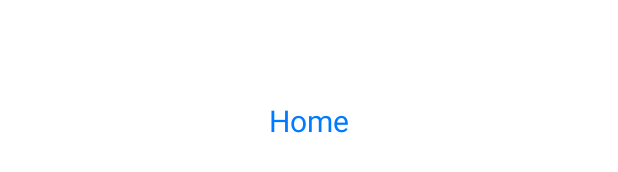
After one commit to arpitmx/Sigmo-Android, an Android app: the layout fragment_home_.xml on its own in the app's theme, with its tools: preview values and no code run, on a phone screen of 412 x 824 dp. The commit adds this screen. Shown: the part 498-670 px from the top of the screen. Run offline under Robolectric (Android 15) with nearby library versions, the phone set to English and light mode, and no system bars.

Commit message:
Adding bottom navigation bars and sub sections of people

```diff
--- a/app/build.gradle
+++ b/app/build.gradle
@@ -36,6 +36,9 @@ dependencies {
     implementation 'androidx.constraintlayout:constraintlayout:2.0.4'
     implementation 'com.google.firebase:firebase-database:20.0.0'
     implementation 'org.jetbrains:annotations:15.0'
+    implementation 'androidx.navigation:navigation-fragment:2.3.5'
+    implementation 'androidx.navigation:navigation-ui:2.3.5'
+    implementation 'androidx.legacy:legacy-support-v4:1.0.0'
     testImplementation 'junit:junit:4.13.2'
     implementation 'com.google.android.material:material:1.3.0'
     androidTestImplementation 'androidx.test.ext:junit:1.1.3'
--- a/app/src/main/java/com/bitpolarity/spotifytestapp/OnClearFromRecentService.java
+++ b/app/src/main/java/com/bitpolarity/spotifytestapp/OnClearFromRecentService.java
@@ -6,6 +6,8 @@ import android.content.SharedPreferences;
 import android.os.IBinder;
 import android.util.Log;
 import android.widget.Toast;
+
+import java.util.function.ToDoubleBiFunction;
 
 public class OnClearFromRecentService extends Service {
 
@@ -50,6 +52,8 @@ public class OnClearFromRecentService extends Service {
 
     @Override
     public void onTaskRemoved(Intent rootIntent) {
+        //TODO BUG1 : ONLINE STATUS NOT CHANGING IN SOME MODELS
+
         Log.e(LOG, "App closed completly!");
         dbHolder.setStatus(0);
         Toast.makeText(getBaseContext(), "Sigmo Closed forcefly", Toast.LENGTH_LONG).show();
--- a/app/src/main/java/com/bitpolarity/spotifytestapp/SongDetails.java
+++ b/app/src/main/java/com/bitpolarity/spotifytestapp/SongDetails.java
@@ -105,7 +105,7 @@ public class SongDetails {
                                 }
 
 
-                                db_handler.setSong_Details(posterUrl,artistName,albumName,trackName, trackLengthInSec);
+                                db_handler.setSong_Details(trackId,posterUrl,artistName,albumName,trackName, trackLengthInSec);
                                 Log.d("SongDetails", "Poster URL: "+posterUrl);
                             }
 
--- a/app/src/main/java/com/bitpolarity/spotifytestapp/TempDataHolder.java
+++ b/app/src/main/java/com/bitpolarity/spotifytestapp/database_related/TempDataHolder.java
@@ -1,4 +1,4 @@
-package com.bitpolarity.spotifytestapp;
+package com.bitpolarity.spotifytestapp.database_related;
 
 import android.app.Activity;
 import android.util.Log;
--- /dev/null
+++ b/app/src/main/res/layout/fragment_home.xml
@@ -0,0 +1,6 @@
+<?xml version="1.0" encoding="utf-8"?>
+<androidx.constraintlayout.widget.ConstraintLayout xmlns:android="http://schemas.android.com/apk/res/android"
+    android:layout_width="match_parent"
+    android:layout_height="match_parent">
+
+</androidx.constraintlayout.widget.ConstraintLayout>
--- /dev/null
+++ b/app/src/main/res/layout/fragment_home_.xml
@@ -0,0 +1,22 @@
+<?xml version="1.0" encoding="utf-8"?>
+<androidx.constraintlayout.widget.ConstraintLayout xmlns:android="http://schemas.android.com/apk/res/android"
+    xmlns:app="http://schemas.android.com/apk/res-auto"
+    xmlns:tools="http://schemas.android.com/tools"
+    android:layout_width="match_parent"
+    android:layout_height="match_parent"
+    tools:context=".Bottom_Nav_Files.Home_Fragment">
+
+    <TextView
+        android:id="@+id/textView"
+        android:layout_width="wrap_content"
+        android:layout_height="wrap_content"
+        android:gravity="center"
+        android:text="Home"
+        android:textColor="@color/s_blue"
+        android:textSize="20dp"
+        app:layout_constraintBottom_toBottomOf="parent"
+        app:layout_constraintEnd_toEndOf="parent"
+        app:layout_constraintStart_toStartOf="parent"
+        app:layout_constraintTop_toTopOf="parent" />
+
+</androidx.constraintlayout.widget.ConstraintLayout>
--- a/app/src/main/res/layout/list_item.xml
+++ b/app/src/main/res/layout/list_item.xml
@@ -22,7 +22,7 @@
 
         <LinearLayout
             android:layout_width="match_parent"
-            android:layout_height="45dp"
+            android:layout_height="48dp"
             android:background="@drawable/borders"
             android:elevation="2dp"
             android:orientation="horizontal"
@@ -139,7 +139,7 @@
             <LinearLayout
                 android:id="@+id/linearLayout"
                 android:layout_width="match_parent"
-                android:layout_height="100dp"
+                android:layout_height="110dp"
                 android:background="@drawable/borders_post"
                 android:orientation="horizontal"
 
@@ -157,7 +157,7 @@
 
                     <ImageView
                         android:id="@+id/artwork"
-                        android:layout_width="100dp"
+                        android:layout_width="110dp"
                         android:layout_height="match_parent"
                         android:layout_gravity="center_vertical"
                         android:background="@color/s_grey"
--- a/app/src/main/res/layout/shimmer_placeholder_layout_bottom_sheet.xml
+++ b/app/src/main/res/layout/shimmer_placeholder_layout_bottom_sheet.xml
@@ -2,7 +2,7 @@
 
 <LinearLayout xmlns:android="http://schemas.android.com/apk/res/android"
     android:layout_width="match_parent"
-    android:layout_height="85dp"
+    android:layout_height="90dp"
     android:elevation="1dp"
     android:orientation="vertical"
 
@@ -22,7 +22,7 @@
 
         <LinearLayout
             android:layout_width="match_parent"
-            android:layout_height="80dp"
+            android:layout_height="90dp"
             android:orientation="horizontal"
             android:weightSum="10"
             android:padding="10dp"
--- a/app/src/main/res/values/strings.xml
+++ b/app/src/main/res/values/strings.xml
@@ -1,3 +1,5 @@
 <resources>
     <string name="app_name">Sigmo</string>
+    <!-- TODO: Remove or change this placeholder text -->
+    <string name="hello_blank_fragment">Hello blank fragment</string>
 </resources>
--- a/app/src/main/res/values/themes.xml
+++ b/app/src/main/res/values/themes.xml
@@ -21,17 +21,7 @@
 
         <!-- Customize your theme here. -->
 
-        <item name="bottomSheetDialogTheme">@style/AppBottomSheetDialogTheme</item>
 
     </style>
 
-    <style name="AppBottomSheetDialogTheme"
-        parent="Theme.Design.Light.BottomSheetDialog">
-        <item name="bottomSheetStyle">@style/AppModalStyle</item>
-    </style>
-
-    <style name="AppModalStyle"
-        parent="Widget.Design.BottomSheet.Modal">
-        <item name="android:background">@drawable/round_dialog_bottomsheet</item>
-    </style>
 </resources>
```
Also changed, not shown: app/src/main/java/com/bitpolarity/spotifytestapp/Bottom_Nav_Files/Home_Fragment.java (added, +28 -0 lines), app/src/main/java/com/bitpolarity/spotifytestapp/DB_Handler.java (+3 -16 lines), app/src/main/java/com/bitpolarity/spotifytestapp/StatusActivity.java (+24 -19 lines), app/src/main/java/com/bitpolarity/spotifytestapp/database_related/fbase_bundle.java (renamed from app/src/main/java/com/bitpolarity/spotifytestapp/fbase_bundle.java, +4 -3 lines), app/src/main/java/com/bitpolarity/spotifytestapp/mBottomSheetDialog.java (+49 -5 lines), app/src/main/res/drawable/button_round.xml (added, +15 -0 lines), app/src/main/res/layout/song_detail_bottom_sheet.xml (+39 -5 lines), app/src/main/res/navigation/nav.xml (added, +29 -0 lines), 1 other file.
